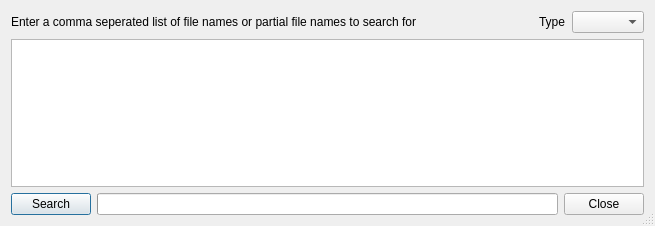
The window that module/wildchildanimation/gui/forms/maya/search_files_dialog.ui (dearyangyu/swing) describes before a commit, drawn with Qt 5.
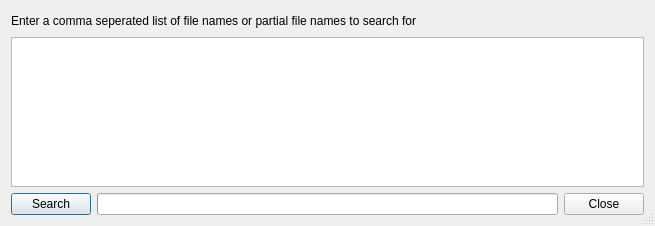
The same window after the commit.

Diff of the .ui file:
```diff
--- a/module/wildchildanimation/gui/forms/maya/search_files_dialog.ui
+++ b/module/wildchildanimation/gui/forms/maya/search_files_dialog.ui
@@ -42,16 +42,6 @@
        </property>
       </spacer>
      </item>
-     <item>
-      <widget class="QLabel" name="labelTaskType">
-       <property name="text">
-        <string>Type</string>
-       </property>
-      </widget>
-     </item>
-     <item>
-      <widget class="QComboBox" name="comboBoxTaskType"/>
-     </item>
     </layout>
    </item>
    <item>
```
